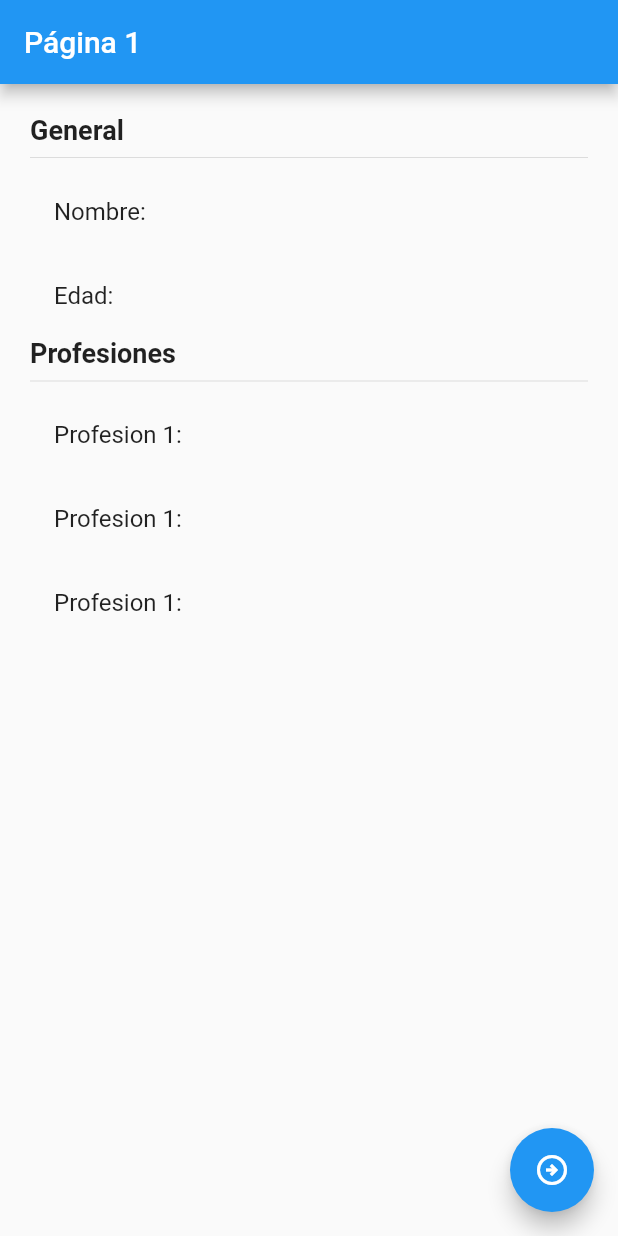
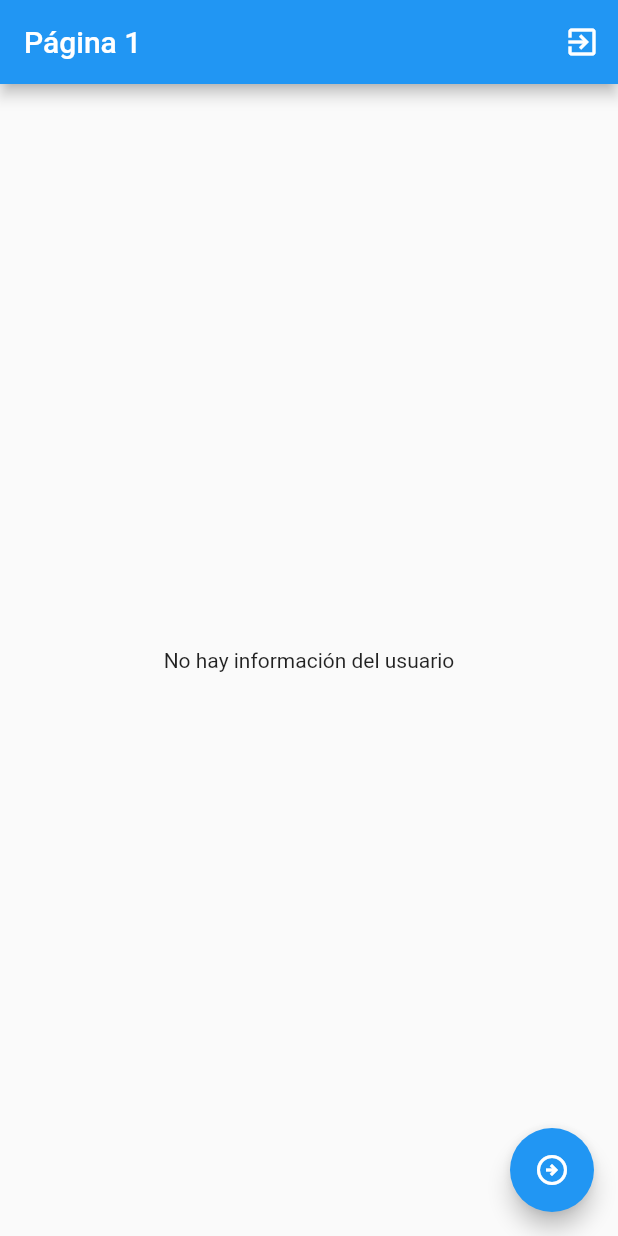
Before and after one commit to e-estrada/estados_app, a Flutter app: the screen it shows after launch, on a phone screen of 412 x 824 dp. Run offline on Flutter 3.47's test engine with Material 2 defaults, Android fonts, the phone set to English and light mode, and no system bars; our stand-ins replace flutter_bloc.

Commit message:
Fin Cubit

```diff
--- /dev/null
+++ b/lib/bloc/usuario/usuario_cubit.dart
@@ -0,0 +1,41 @@
+
+
+import 'package:flutter/material.dart';
+import 'package:flutter_bloc/flutter_bloc.dart';
+import 'package:estados_app/models/usuario.dart';
+part 'usuario_state.dart';
+
+class UsuarioCubit extends Cubit<UsuarioState> {
+
+  UsuarioCubit() : super( UsuarioInitial() );
+
+  void seleccionarUsuario(Usuario user){
+    emit(UsuarioActivo(user));
+  }
+
+  void cambiarEdad(int edad){
+    final currentState = state;
+    if(currentState is UsuarioActivo){
+      final newUser = currentState.usuario.copyWith(edad: edad);
+
+      emit(UsuarioActivo(newUser));
+    }
+  }
+
+  void agregarProfesion(){
+    final currentState = state;
+    if(currentState is UsuarioActivo){
+      final newProfesion = currentState.usuario.profesiones;
+      newProfesion.add('Developer ${newProfesion.length}');
+      final newUser = currentState.usuario.copyWith(profesiones: newProfesion);
+
+      emit(UsuarioActivo(newUser));
+    }
+  }
+
+  void borrarUsuario(){
+    emit(UsuarioInitial());
+  }
+
+
+}
--- /dev/null
+++ b/lib/bloc/usuario/usuario_state.dart
@@ -0,0 +1,16 @@
+part of 'usuario_cubit.dart';
+
+@immutable
+abstract class UsuarioState {}
+
+class UsuarioInitial extends UsuarioState {
+  final existeUsuario = false;
+
+}
+
+class UsuarioActivo extends UsuarioState {
+  final existeUsuario = true;
+  final Usuario usuario;
+
+  UsuarioActivo(this.usuario);
+}
--- a/lib/main.dart
+++ b/lib/main.dart
@@ -1,4 +1,6 @@
+import 'package:estados_app/bloc/usuario/usuario_cubit.dart';
 import 'package:flutter/material.dart';
+import 'package:flutter_bloc/flutter_bloc.dart';
 import 'package:estados_app/pages/pagina1_page.dart';
 import 'package:estados_app/pages/pagina2_page.dart';
 
@@ -9,7 +11,11 @@ class MyApp extends StatelessWidget {
 
   @override
   Widget build(BuildContext context) {
-	return MaterialApp(
+	return MultiBlocProvider(
+      providers: [
+        BlocProvider(create: ( _ ) => UsuarioCubit())
+      ],
+      child: MaterialApp(
         debugShowCheckedModeBanner: false,
         title: 'Material App',
         initialRoute: 'pagina1',
@@ -17,6 +23,7 @@ class MyApp extends StatelessWidget {
           'pagina1':( _ ) => const Pagina1Page(),
           'pagina2':( _ ) => const Pagina2Page(),
         },
+      ),
     );
   }
 }
--- a/lib/models/usuario.dart
+++ b/lib/models/usuario.dart
@@ -1,9 +1,9 @@
 
 class Usuario {
 
-  String nombre;
-  int edad;
-  List<String> profesiones;
+  final String nombre;
+  final int edad;
+  final List<String> profesiones;
 
   Usuario({
     required this.nombre,
@@ -11,5 +11,16 @@ class Usuario {
     required this.profesiones,
   });
 
+  copyWith({
+    String? nombre,
+    int? edad,
+    List<String>? profesiones
+  }) =>
+    Usuario(
+      nombre: nombre ?? this.nombre,
+      edad: edad ?? this.edad,
+      profesiones: profesiones ?? this.profesiones
+    );
+
 
 }
--- a/lib/pages/pagina1_page.dart
+++ b/lib/pages/pagina1_page.dart
@@ -1,5 +1,8 @@
 import 'package:flutter/material.dart';
+import 'package:flutter_bloc/flutter_bloc.dart';
 
+import 'package:estados_app/models/usuario.dart';
+import 'package:estados_app/bloc/usuario/usuario_cubit.dart';
 
 class Pagina1Page extends StatelessWidget {
  const Pagina1Page({super.key});
@@ -9,8 +12,14 @@ class Pagina1Page extends StatelessWidget {
     return Scaffold(
       appBar: AppBar(
         title: const Text('Página 1'),
+        actions: [
+          IconButton(
+            onPressed: () => context.read<UsuarioCubit>().borrarUsuario(),
+            icon: const Icon(Icons.exit_to_app)
+          )
+        ],
       ),
-      body: const InformacionUsuario(),
+      body: const BodyScaffold(),
      floatingActionButton: FloatingActionButton(
       onPressed: () => Navigator.pushNamed(context, 'pagina2'),
       child: const Icon(Icons.arrow_circle_right_outlined),
@@ -19,8 +28,39 @@ class Pagina1Page extends StatelessWidget {
   }
 }
 
+class BodyScaffold extends StatelessWidget {
+  const BodyScaffold({super.key});
+
+  @override
+  Widget build(BuildContext context) {
+    return BlocBuilder<UsuarioCubit, UsuarioState>(
+      builder: ( _ , state) {
+
+        switch (state.runtimeType) {
+          case UsuarioInitial:
+            return const Center(child: Text('No hay información del usuario'));
+          case UsuarioActivo:
+            return InformacionUsuario((state as UsuarioActivo).usuario);
+          default:
+            return const Center(child: Text('Estado no reconocido'));
+        }
+        // if(state is UsuarioInitial){
+        //   return const Center(child: Text('No hay información del usuario'));
+        // } else if(state is UsuarioActivo){
+        //   return InformacionUsuario(state.usuario);
+        // } else {
+        //   return const Center(child: Text('Estado no reconocido'));
+        // }
+
+      }
+    );
+  }
+}
+
 class InformacionUsuario extends StatelessWidget {
-  const InformacionUsuario({super.key});
+
+  final Usuario usuario;
+  const InformacionUsuario(this.usuario, {super.key});
 
   @override
   Widget build(BuildContext context) {
@@ -30,21 +70,22 @@ class InformacionUsuario extends StatelessWidget {
       padding: const EdgeInsets.all(20.0),
       child: Column(
         crossAxisAlignment: CrossAxisAlignment.start,
-        children: const [
-          Text('General', style: TextStyle(fontSize: 18, fontWeight: FontWeight.bold),),
+        children: [
+          const Text('General', style: TextStyle(fontSize: 18, fontWeight: FontWeight.bold),),
 
-          Divider(),
+          const Divider(),
 
-          ListTile( title: Text('Nombre: ') ),
-          ListTile( title: Text('Edad: ') ),
+          ListTile( title: Text('Nombre: ${usuario.nombre}') ),
+          ListTile( title: Text('Edad: ${usuario.edad}') ),
 
-          Text('Profesiones', style: TextStyle(fontSize: 18, fontWeight: FontWeight.bold),),
+          const Text('Profesiones', style: TextStyle(fontSize: 18, fontWeight: FontWeight.bold),),
 
-          Divider(),
+          const Divider(),
 
-          ListTile( title: Text('Profesion 1: ') ),
-          ListTile( title: Text('Profesion 1: ') ),
-          ListTile( title: Text('Profesion 1: ') ),
+          ...usuario.profesiones.map(
+            (profesion) => ListTile( title: Text(profesion) ),
+          ).toList(),
+
 
         ],
       ),
--- a/lib/pages/pagina2_page.dart
+++ b/lib/pages/pagina2_page.dart
@@ -1,4 +1,7 @@
+import 'package:estados_app/models/usuario.dart';
 import 'package:flutter/material.dart';
+import 'package:flutter_bloc/flutter_bloc.dart';
+import 'package:estados_app/bloc/usuario/usuario_cubit.dart';
 
 
 class Pagina2Page extends StatelessWidget {
@@ -6,6 +9,7 @@ class Pagina2Page extends StatelessWidget {
 
   @override
   Widget build(BuildContext context) {
+    final usuarioCubit = context.read<UsuarioCubit>();
     return Scaffold(
       appBar: AppBar(
         title: const Text('Página 2'),
@@ -16,7 +20,8 @@ class Pagina2Page extends StatelessWidget {
           children: [
             MaterialButton(
               onPressed: () {
-
+                final newUser = Usuario(nombre: 'Erick Estrada', edad: 39, profesiones: ['PHP Developer', 'Flutter Developer']);
+                usuarioCubit.seleccionarUsuario(newUser);
               },
               color: Colors.blue,
               child: const Text('Establecer Usuario', style: TextStyle(color: Colors.white)),
@@ -24,7 +29,7 @@ class Pagina2Page extends StatelessWidget {
 
             MaterialButton(
               onPressed: () {
-
+                usuarioCubit.cambiarEdad(45);
               },
               color: Colors.blue,
               child: const Text('Cambiar Edad', style: TextStyle(color: Colors.white)),
@@ -32,7 +37,7 @@ class Pagina2Page extends StatelessWidget {
 
             MaterialButton(
               onPressed: () {
-
+                usuarioCubit.agregarProfesion();
               },
               color: Colors.blue,
               child: const Text('Añadir Profesión', style: TextStyle(color: Colors.white)),
```
Also changed, not shown: pubspec.yaml (+4 -12 lines), pubspec.lock. Lines whose indentation alone changed are shown as unchanged.
